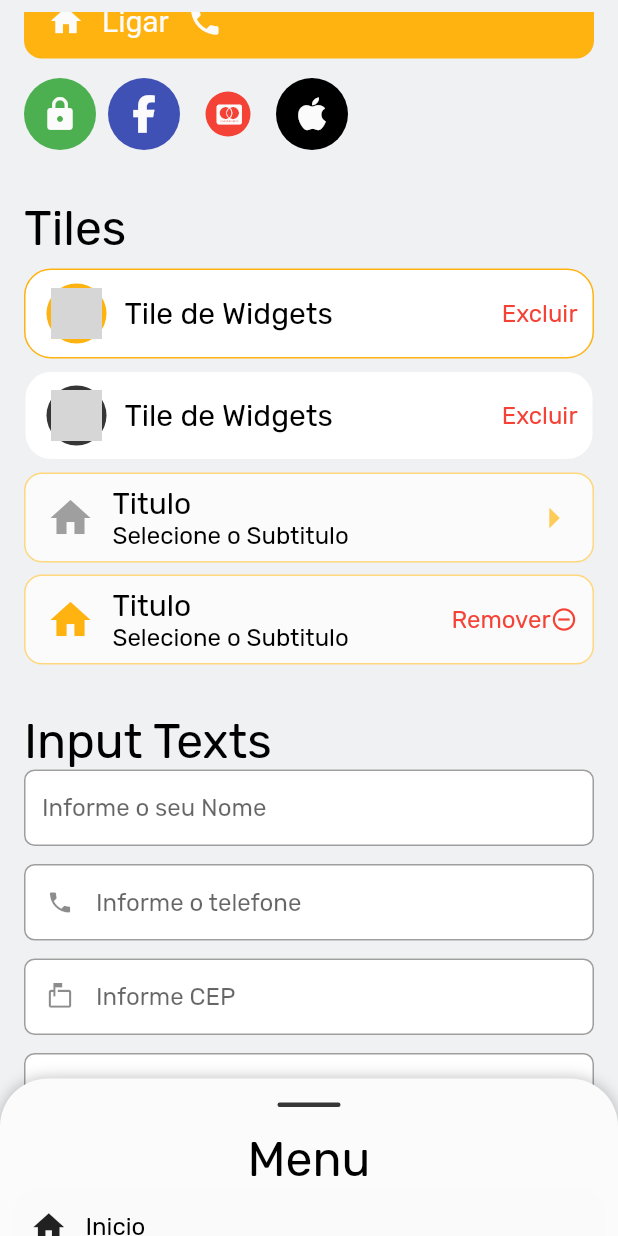
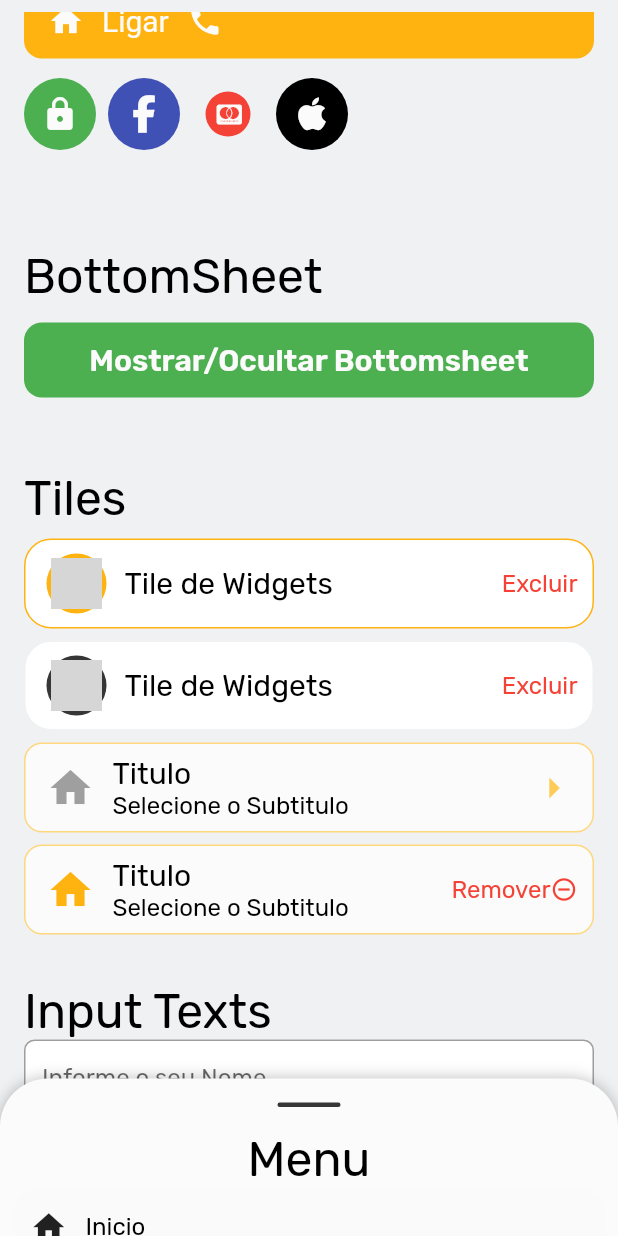
Before and after one commit to dchiaradia/flutter-widgets, a Flutter app: the screen it shows after launch, scrolled down 1113 dp, on a phone screen of 412 x 824 dp. Run offline on Flutter 3.47's test engine with Material 2 defaults, Android fonts, the phone set to English and light mode, and no system bars; drawn by our look-alikes of sliding_up_panel; our stand-ins replace badges, cached_network_image, equatable, font_awesome_flutter, hexcolor, mask_text_input_formatter and 1 more; missing offline and left inert: cpf_cnpj_validator; network calls fail; Roboto replaces fonts that are missing (Verdana); grey boxes are pictures that could not be loaded.

Commit message:
[ADD] - Botao para trabalhar co o bottom sheet

```diff
--- a/example/lib/home.dart
+++ b/example/lib/home.dart
@@ -12,6 +12,7 @@ class MyWidgetsHomePage extends StatefulWidget {
   MyWidgetsHomePage({super.key});
 
   int value = 0;
+  PanelController panelController = PanelController();
 
   @override
   State<MyWidgetsHomePage> createState() => _MyWidgetsHomePageState();
@@ -62,6 +63,23 @@ class _MyWidgetsHomePageState extends State<MyWidgetsHomePage> {
                 iconSize: 24,
                 backgroundColor: MyColors().dark,
               ),
+              MySpace.vertical(32),
+              MyText.h2(
+                text: 'BottomSheet',
+                color: MyColors().black,
+              ),
+              MySpace.vertical(12),
+              MyButtons.custom(
+                text: 'Mostrar/Ocultar Bottomsheet',
+                backgroundColor: MyColors().confirm,
+                textColor: MyColors().white,
+                callback: () {
+                  (widget.panelController.isPanelShown)
+                      ? widget.panelController.hide()
+                      : widget.panelController.show();
+                },
+              ),
+              MySpace.vertical(48),
               MyText.h2(
                 text: 'Tiles',
                 color: MyColors().black,
@@ -133,6 +151,7 @@ class _MyWidgetsHomePageState extends State<MyWidgetsHomePage> {
             //PARA USAR O MYBOTTOMSHEET É NECESSÁRIO ESTAR EM UMA STACK
             maxHeight: 350,
             minHeight: 100,
+            panelController: widget.panelController,
             radius: 32,
             backgroundColor: MyColors().white,
             defaultState: PanelState.CLOSED,
--- a/lib/src/widgets/myBottomSheet/my_bottom_sheet.dart
+++ b/lib/src/widgets/myBottomSheet/my_bottom_sheet.dart
@@ -9,6 +9,7 @@ class MyBottomSheet extends StatefulWidget {
   final double minHeight;
   final Widget child;
   final double radius;
+  PanelController panelController;
   Color? backgroundColor = MyColors().white;
 
   VoidCallback? onOpenCallback = () {};
@@ -22,8 +23,7 @@ class MyBottomSheet extends StatefulWidget {
     required this.minHeight,
     required this.child,
     this.radius = 20,
-    this.onOpenCallback,
-    this.onCloseCallback,
+    required this.panelController,
     this.backgroundColor = Colors.white,
     this.defaultState = PanelState.CLOSED,
   }) : super(key: key);
@@ -37,9 +37,8 @@ class _MyBottomSheetState extends State<MyBottomSheet> {
 
   @override
   Widget build(BuildContext context) {
-    PanelController panelController = PanelController();
     return SlidingUpPanel(
-      controller: panelController,
+      controller: widget.panelController,
       renderPanelSheet: true,
       color: widget.backgroundColor!,
       maxHeight: widget.maxHeight + additionalHeight,
```
